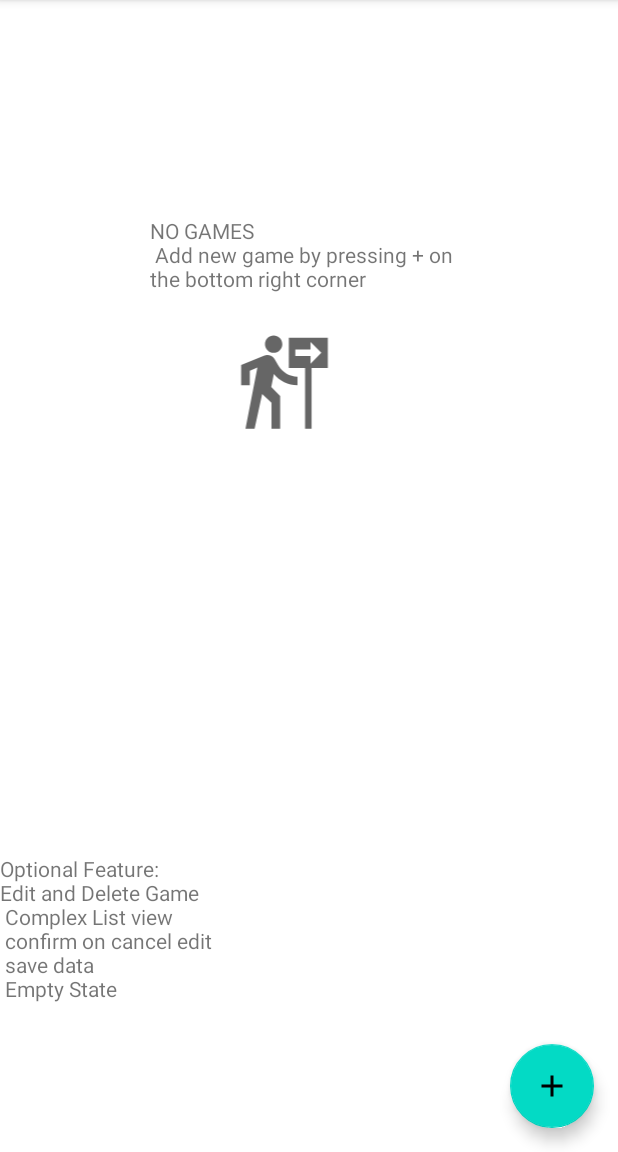
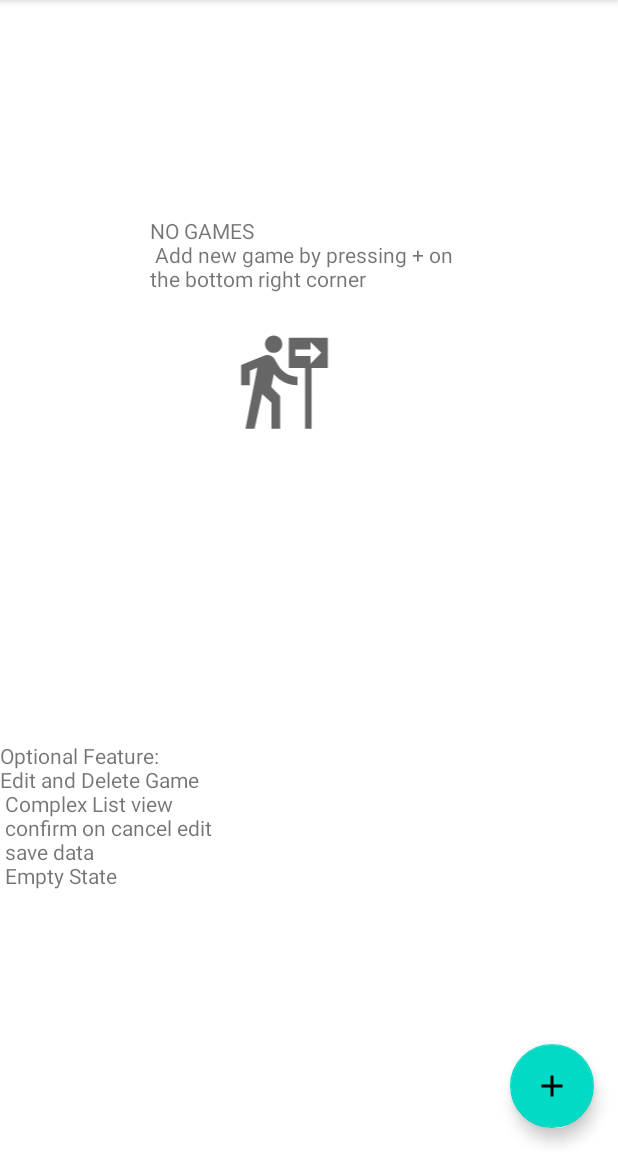
Before and after one commit to JackyL-CyberTofu/g, an Android app: the screen it shows after launch (MainActivity), on a phone screen of 412 x 824 dp, the part 84-1236 px from its top. Run offline under Robolectric (Android 15) with nearby library versions, the phone set to English and light mode, and no system bars; our stand-ins replace navigation-ui.

```diff
--- a/app/src/main/res/layout/activity_main.xml
+++ b/app/src/main/res/layout/activity_main.xml
@@ -51,7 +51,7 @@
         android:id="@+id/textView3"
         android:layout_width="319dp"
         android:layout_height="wrap_content"
-        android:layout_marginTop="625dp"
+        android:layout_marginTop="550dp"
         android:text="Optional Feature: \nEdit and Delete Game \n Complex List view \n confirm on cancel edit \n save data \n Empty State" />
 
     <ListView
```
